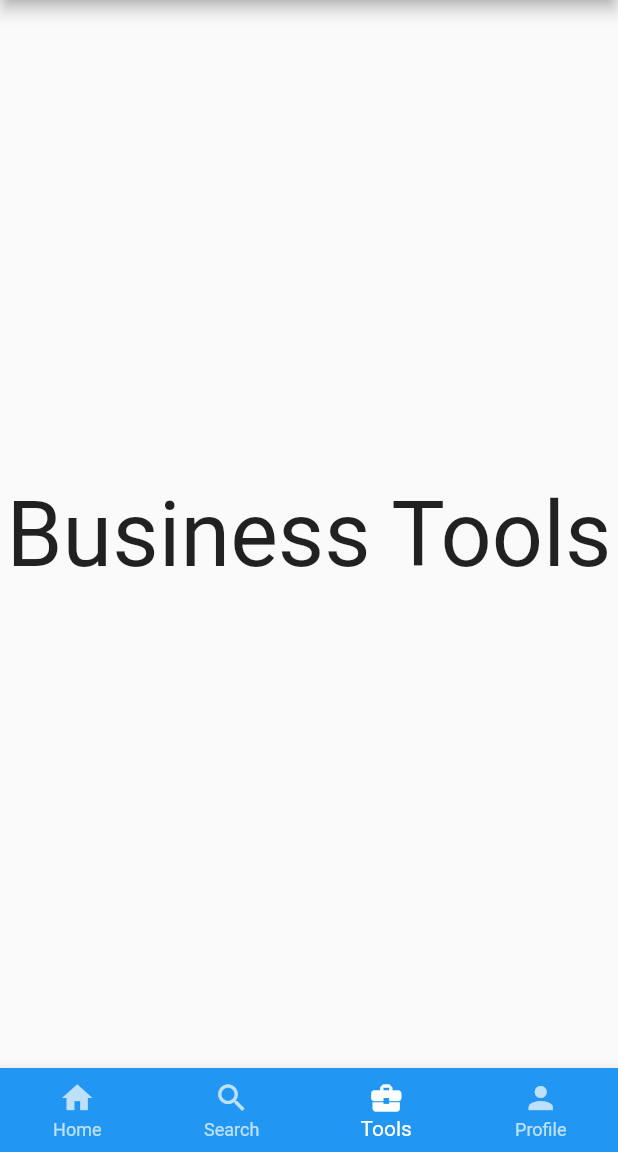
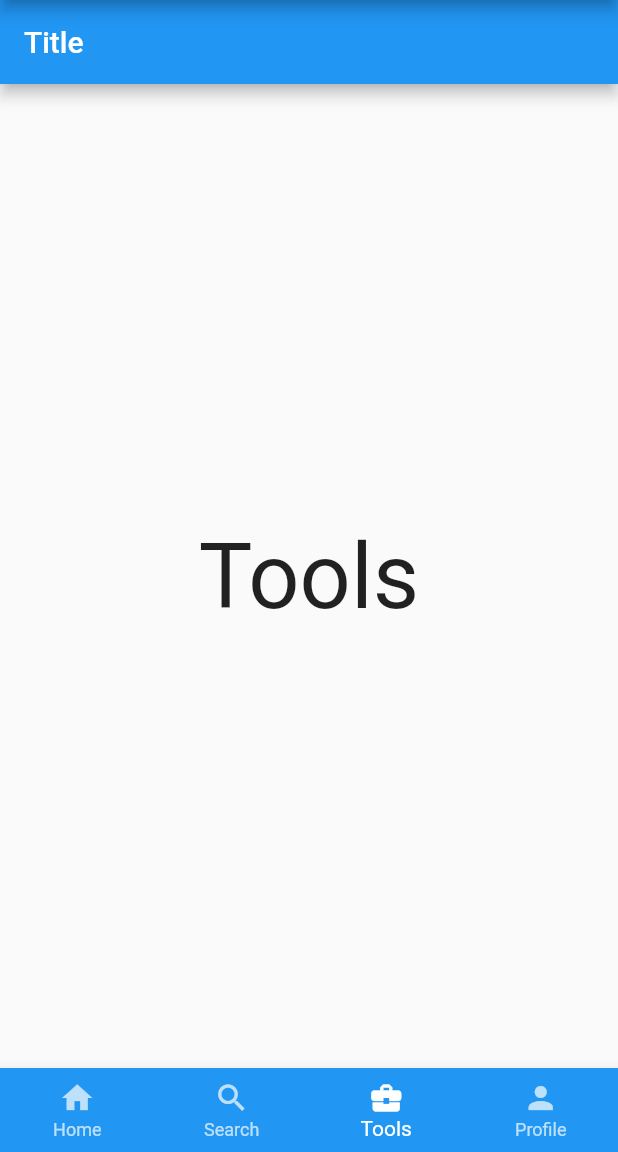
Before and after one commit to blaqcat/makhi, a Flutter app: the HomeScreen screen opened directly, item 3 of the bottom bar chosen, on a phone screen of 412 x 824 dp, the part 84-1236 px from its top. Run offline on Flutter 3.47's test engine with Material 2 defaults, Android fonts, the phone set to English and light mode, and no system bars; our stand-ins replace email_validator, firebase_auth, firebase_core; accounts and stored records are empty.

Commit message:
Day 2 4th commit

```diff
--- /dev/null
+++ b/lib/screens/homeScreens/NavigationBar/tools.dart
@@ -0,0 +1,16 @@
+import 'package:flutter/material.dart';
+
+class ToolsPage extends StatelessWidget {
+
+  @override
+  Widget build(BuildContext context) {
+    return Scaffold(
+      appBar: AppBar(
+        title: Text('Title'),
+      ),
+      body: Center(
+        child: Text('Tools', style: TextStyle(fontSize: 60) ,),
+      ),
+    );
+  }
+}
--- a/lib/screens/homeScreens/home_screen.dart
+++ b/lib/screens/homeScreens/home_screen.dart
@@ -1,4 +1,8 @@
 import 'package:makhi/screens/homeScreens/Authentication/authentication.dart';
+import 'package:makhi/screens/homeScreens/NavigationBar/home_page.dart';
+import 'package:makhi/screens/homeScreens/NavigationBar/profile.dart';
+import 'package:makhi/screens/homeScreens/NavigationBar/search.dart';
+import 'package:makhi/screens/homeScreens/NavigationBar/tools.dart';
 import 'package:makhi/screens/splashScreen/onboarding.dart';
 import 'package:makhi/services/authentication_services/auth_services.dart';
 import 'package:flutter/material.dart';
@@ -15,10 +19,10 @@ class HomeScreen extends StatefulWidget {
 class _HomeScreenState extends State<HomeScreen> {
   int currentIndex = 0;
   final screens = [
-    Center(child: Text('Home', style: TextStyle(fontSize: 60)),),
-    Center(child: Text('Search', style: TextStyle(fontSize: 60)),),
-    Center(child: Text('Business Tools', style: TextStyle(fontSize: 60)),),
-    Center(child: Text('Profile', style: TextStyle(fontSize: 60)),),
+    HomePage(),
+    SearchPage(),
+    ToolsPage(),
+    ProfileView(),
 
 
   ];
```
Also changed, not shown: lib/screens/homeScreens/NavigationBar/home_page.dart (added, +12 -0 lines), lib/screens/homeScreens/NavigationBar/profile.dart (added, +35 -0 lines), lib/screens/homeScreens/NavigationBar/profile/avatar.dart (added, +23 -0 lines), lib/screens/homeScreens/NavigationBar/search.dart (added, +9 -0 lines).
